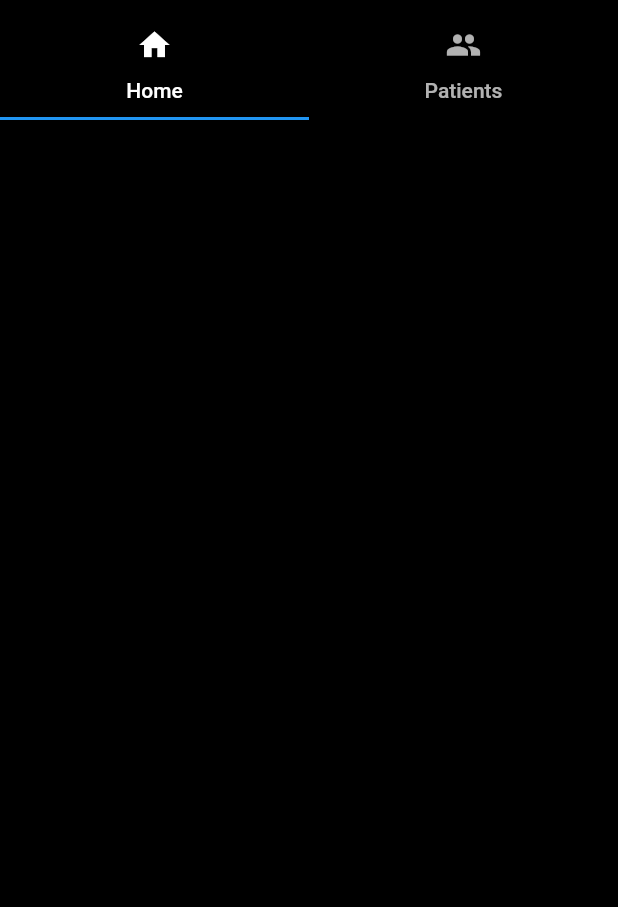
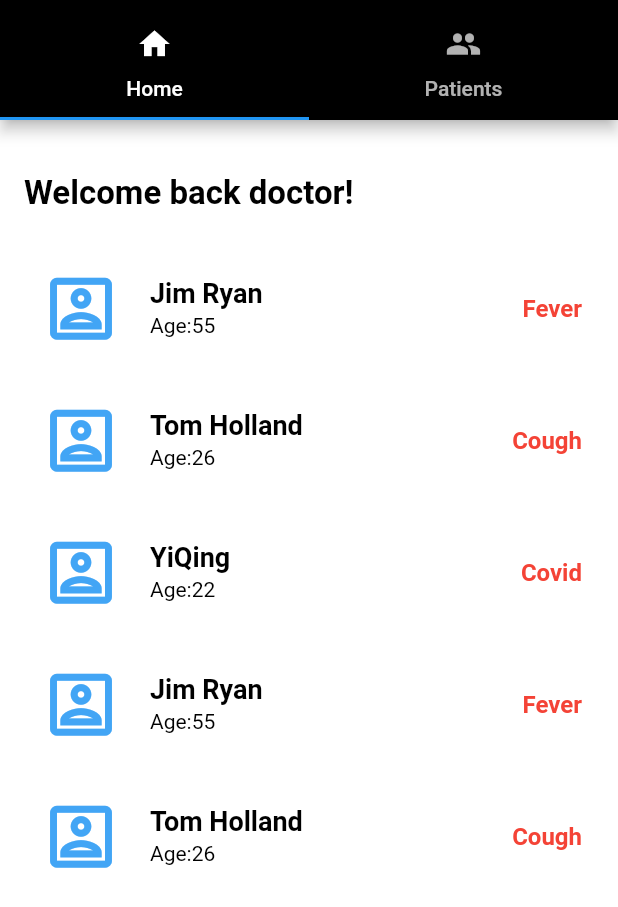
Before and after one commit to mxie10/PatienyCareApp, a Flutter app: the screen it shows after launch, on a phone screen of 412 x 824 dp. Shown: the top 907 px of the screen. Run offline on Flutter 3.47's test engine with Material 2 defaults, Android fonts, the phone set to English and light mode, and no system bars.

Commit message:
fix layout issue

```diff
--- a/lib/homeScreen.dart
+++ b/lib/homeScreen.dart
@@ -1,15 +1,95 @@
 import 'package:flutter/material.dart';
+import './patient_model.dart';
 
-class HomeScreen extends StatelessWidget {
+class HomeScreen extends StatefulWidget {
+  const HomeScreen({Key?key}):super();
+
+  @override
+  State<HomeScreen> createState() => _HomeScreenState();
+}
+
+class _HomeScreenState extends State<HomeScreen> {
+
+  static List<PatientModel> patient_list = [
+    PatientModel("Jim Ryan", 55, "Fever"),
+    PatientModel("Tom Holland", 26, "Cough"),
+    PatientModel("YiQing", 22, "Covid"),
+    PatientModel("Jim Ryan", 55, "Fever"),
+    PatientModel("Tom Holland", 26, "Cough"),
+  ];
+
+  List<PatientModel> display_list = List.from(patient_list);
+
+  void updateList(String value){
+
+  }
+
   @override
   Widget build(BuildContext context) {
-    return Container(
-      child: Center(
-        child: Text('It is a contact tab, which is responsible for displaying the contacts stored in your mobile',
-            style: TextStyle(fontSize: 32.0),
-          ),
+    return Scaffold(
+      backgroundColor: Colors.white,
+      body: Container(
+        padding: EdgeInsets.all(16),
+        child:Column(
+          mainAxisAlignment: MainAxisAlignment.start,
+          crossAxisAlignment: CrossAxisAlignment.start,
+          children: [
+            SizedBox(
+              height:20.0,
+            ),
+            Text("Welcome back doctor!",
+              style:TextStyle(
+                color:Colors.black,
+                fontSize: 22.0,fontWeight:
+                FontWeight.bold
+              )
+            ),
+            SizedBox(
+              height:20.0,
+            ),
+            Expanded(
+              child:ListView.builder(
+                itemCount: display_list.length,
+                itemBuilder: (context,index) => ListTile(
+                  contentPadding: EdgeInsets.all(8.0),
+                   title:Text(
+                     display_list[index].patient_name!,
+                     style:TextStyle(
+                       color:Colors.black,
+                       fontWeight: FontWeight.bold,
+                       fontSize: 18,
+                     ),
+                    ),
+                    subtitle:Text(
+                      "Age:"+display_list[index].patient_age!.toString(),
+                      style:TextStyle(
+                        color:Colors.black,
+                      ),
+                    ),
+                    trailing: Text(
+                      display_list[index].patient_syptom!,
+                      style:TextStyle(
+                        color:Colors.red,
+                        fontSize: 16,
+                        fontWeight: FontWeight.bold,
+                      ),
+                    ),
+                    // leading: Image.asset('assets/avatar/patient_example.jpg'),
+                    leading:SizedBox(
+                      height: 100,
+                      width: 60,
+                      child: Icon(
+                        Icons.portrait_outlined,
+                        color: Colors.blue.shade400,
+                        size: 55,
+                      )
+                    )
+                ),
+              ),
+            )
+          ],
+        )
       ),
-
     );
   }
 }
--- a/lib/main.dart
+++ b/lib/main.dart
@@ -18,13 +18,12 @@ class MyApp extends StatelessWidget {
             child:AppBar(
               backgroundColor: Colors.black,
               bottom: TabBar(
+                labelColor: Colors.white,
                 tabs: [
                   SizedBox(
-                    height:70,
                     child: Tab(icon: Icon(Icons.home), text: "Home")
                   ),
                     SizedBox(
-                    height:70,
                     child: Tab(icon: Icon(Icons.people), text: "Patients")
                   )
                 ],
--- /dev/null
+++ b/lib/patient_model.dart
@@ -0,0 +1,7 @@
+class PatientModel {
+  String? patient_name;
+  int? patient_age;
+  String? patient_syptom;
+
+  PatientModel(this.patient_name,this.patient_age,this.patient_syptom);
+}
```
Also changed, not shown: lib/PatientScreen.dart (+59 -11 lines), assets/avatar/patient_example.png (added), 2 other files.
